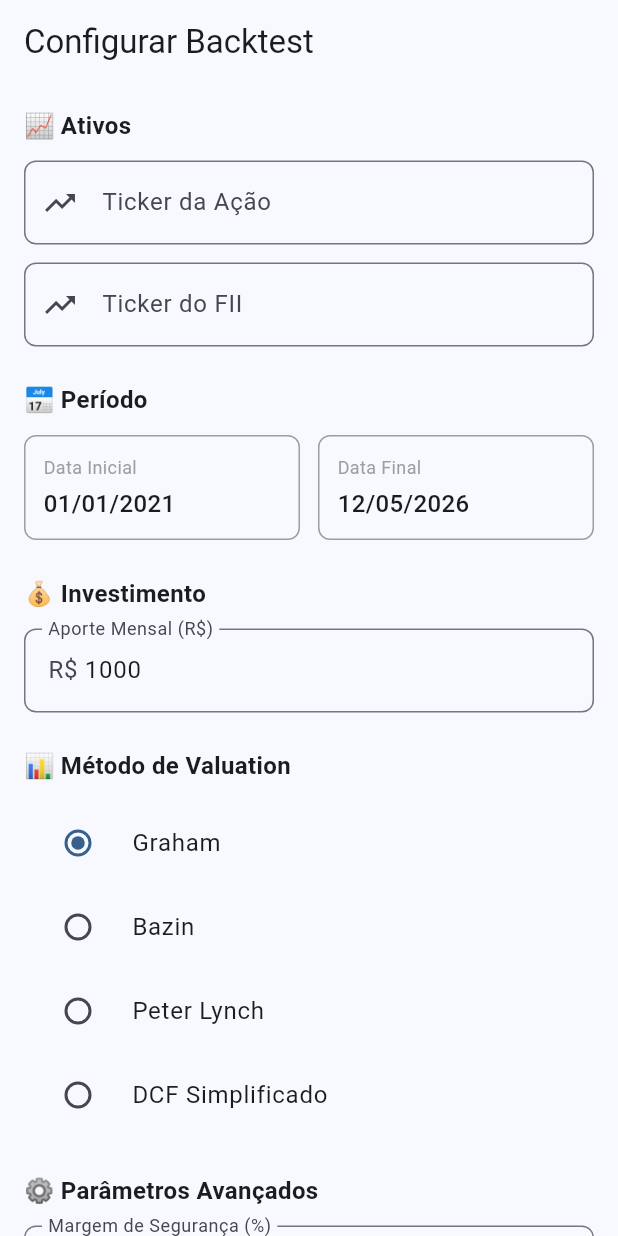
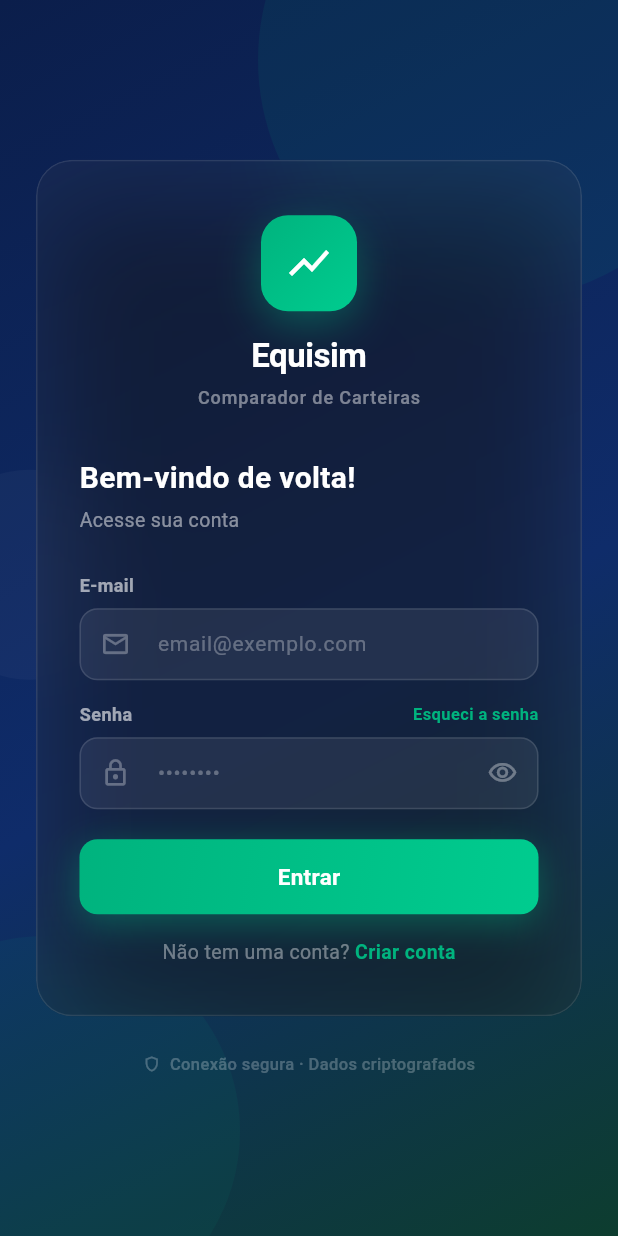
Before and after one commit to tavinskrt/equisim, a Flutter app: the screen it shows after launch, on a phone screen of 412 x 824 dp. Run offline on Flutter 3.47's test engine with Material 3 defaults, Android fonts, the phone set to English and light mode, and no system bars; our stand-ins replace flutter_dotenv.

Commit message:
Criação de tela inicial de login e alteração do nome do projeto
- Foi criada uma tela de login para o sistema que será implementado em Firebase.
- O nome do projeto agora é Equisim.

```diff
--- /dev/null
+++ b/lib/controllers/login_controller.dart
@@ -0,0 +1,27 @@
+import 'package:flutter/material.dart';
+
+class LoginController extends ChangeNotifier {
+  String email = '';
+  String password = '';
+  bool showPassword = false;
+
+  void setEmail(String value) {
+    email = value;
+    notifyListeners();
+  }
+
+  void setPassword(String value) {
+    password = value;
+    notifyListeners();
+  }
+
+  void toggleShowPassword() {
+    showPassword = !showPassword;
+    notifyListeners();
+  }
+
+  Future<void> login() async {
+    debugPrint('Tentativa de login com o e-mail: $email');
+  }
+
+}
--- a/lib/main.dart
+++ b/lib/main.dart
@@ -3,7 +3,8 @@ import 'package:flutter_dotenv/flutter_dotenv.dart';
 import 'package:provider/provider.dart';
 import 'controllers/stock_controller.dart';
 import 'controllers/backtest_controller.dart';
-import 'views/backtest_input_page.dart';
+import 'controllers/login_controller.dart';
+import 'views/login_page.dart';
 
 
 Future<void> main() async {
@@ -29,14 +30,15 @@ class MyApp extends StatelessWidget {
       providers: [
         ChangeNotifierProvider(create: (_) => StockController()),
         ChangeNotifierProvider(create: (_) => BacktestController()),
+        ChangeNotifierProvider(create: (_) => LoginController()),
       ],
       child: MaterialApp(
-        title: 'Simulainvest',
+        title: 'Equisim',
         debugShowCheckedModeBanner: false,
         theme: ThemeData(
           colorScheme: ColorScheme.fromSeed(seedColor: Colors.blue),
         ),
-        home: const BacktestInputPage(),
+        home: const LoginPage(),
       ),
     );
   }
--- /dev/null
+++ b/lib/views/login_page.dart
@@ -0,0 +1,376 @@
+import 'package:flutter/material.dart';
+import 'package:provider/provider.dart';
+import 'dart:ui';
+import '../controllers/login_controller.dart';
+
+class LoginPage extends StatelessWidget {
+  const LoginPage({super.key});
+
+  @override
+  Widget build(BuildContext context) {
+    return ChangeNotifierProvider(
+      create: (_) => LoginController(),
+      child: const _LoginScreenContent(),
+    );
+  }
+}
+
+class _LoginScreenContent extends StatelessWidget {
+  const _LoginScreenContent();
+
+  @override
+  Widget build(BuildContext context) {
+    final controller = Provider.of<LoginController>(context);
+
+    return Scaffold(
+      body: Container(
+        width: double.infinity,
+        decoration: const BoxDecoration(
+          gradient: LinearGradient(
+            begin: Alignment.topLeft,
+            end: Alignment.bottomRight,
+            colors: [
+              Color(0xFF0B1E4B),
+              Color(0xFF0F2C6A),
+              Color(0xFF0D3D2F),
+            ],
+            stops: [0.0, 0.55, 1.0],
+          ),
+        ),
+        child: Stack(
+          children: [
+            /// Decorações geométricas de fundo
+            Positioned(
+              top: -120,
+              right: -80,
+              child: Container(
+                width: 320,
+                height: 320,
+                decoration: BoxDecoration(
+                  shape: BoxShape.circle,
+                  color: const Color(0xFF00B37E).withValues(alpha: 0.08),
+                ),
+              ),
+            ),
+            Positioned(
+              bottom: -60,
+              left: -100,
+              child: Container(
+                width: 260,
+                height: 260,
+                decoration: BoxDecoration(
+                  shape: BoxShape.circle,
+                  color: const Color(0xFF00B37E).withValues(alpha: 0.06),
+                ),
+              ),
+            ),
+            Positioned(
+              top: MediaQuery.of(context).size.height * 0.38,
+              left: -50,
+              child: Container(
+                width: 140,
+                height: 140,
+                decoration: BoxDecoration(
+                  shape: BoxShape.circle,
+                  color: Colors.white.withValues(alpha: 0.03),
+                ),
+              ),
+            ),
+
+            /// Conteúdo principal
+            SafeArea(
+              child: Center(
+                child: SingleChildScrollView(
+                  padding: const EdgeInsets.symmetric(horizontal: 24.0),
+                  child: Column(
+                    mainAxisAlignment: MainAxisAlignment.center,
+                    children: [
+                      ClipRRect(
+                        borderRadius: BorderRadius.circular(24),
+                        child: BackdropFilter(
+                          filter: ImageFilter.blur(sigmaX: 24, sigmaY: 24),
+                          child: Container(
+                            width: double.infinity,
+                            padding: const EdgeInsets.only(top: 36, left: 28, right: 28, bottom: 32),
+                            decoration: BoxDecoration(
+                              color: Colors.white.withValues(alpha: 0.04),
+                              borderRadius: BorderRadius.circular(24),
+                              border: Border.all(color: Colors.white.withValues(alpha: 0.1)),
+                              boxShadow: const [
+                                BoxShadow(
+                                  color: Colors.black45,
+                                  blurRadius: 64,
+                                  offset: Offset(0, 24),
+                                )
+                              ],
+                            ),
+                            child: Column(
+                              crossAxisAlignment: CrossAxisAlignment.stretch,
+                              children: [
+                                /// Logo
+                                Column(
+                                  children: [
+                                    Container(
+                                      width: 64,
+                                      height: 64,
+                                      decoration: BoxDecoration(
+                                        borderRadius: BorderRadius.circular(18),
+                                        gradient: const LinearGradient(
+                                          begin: Alignment.topLeft,
+                                          end: Alignment.bottomRight,
+                                          colors: [Color(0xFF00B37E), Color(0xFF00CC8F)],
+                                        ),
+                                        boxShadow: [
+                                          BoxShadow(
+                                            color: const Color(0xFF00B37E).withValues(alpha: 0.4),
+                                            blurRadius: 24,
+                                            offset: const Offset(0, 8),
+                                          ),
+                                        ],
+                                      ),
+                                      child: const Icon(Icons.show_chart, color: Colors.white, size: 32),
+                                    ),
+                                    const SizedBox(height: 14),
+                                    const Text(
+                                      'Equisim',
+                                      style: TextStyle(
+                                        fontSize: 22,
+                                        fontWeight: FontWeight.bold,
+                                        color: Colors.white,
+                                        letterSpacing: -0.3,
+                                      ),
+                                    ),
+                                    const SizedBox(height: 4),
+                                    Text(
+                                      'Comparador de Carteiras',
+                                      style: TextStyle(
+                                        fontSize: 12,
+                                        color: Colors.white.withValues(alpha: 0.45),
+                                        fontWeight: FontWeight.w500,
+                                        letterSpacing: 0.6,
+                                      ),
+                                    ),
+                                  ],
+                                ),
+                                const SizedBox(height: 32),
+
+                                /// Bem-vindo de volta
+                                const Text(
+                                  'Bem-vindo de volta!',
+                                  style: TextStyle(
+                                    fontSize: 20,
+                                    fontWeight: FontWeight.bold,
+                                    color: Colors.white,
+                                    height: 1.3,
+                                  ),
+                                ),
+                                const SizedBox(height: 6),
+                                Text(
+                                  'Acesse sua conta',
+                                  style: TextStyle(
+                                    fontSize: 13,
+                                    color: Colors.white.withValues(alpha: 0.5),
+                                    height: 1.5,
+                                  ),
+                                ),
+                                const SizedBox(height: 24),
+
+                                /// Campo do e-mail
+                                Text(
+                                  'E-mail',
+                                  style: TextStyle(
+                                    fontSize: 12,
+                                    fontWeight: FontWeight.w600,
+                                    color: Colors.white.withValues(alpha: 0.6),
+                                    letterSpacing: 0.3,
+                                  ),
+                                ),
+                                const SizedBox(height: 7),
+                                TextField(
+                                  onChanged: controller.setEmail,
+                                  style: const TextStyle(color: Colors.white, fontSize: 14),
+                                  keyboardType: TextInputType.emailAddress,
+                                  decoration: InputDecoration(
+                                    hintText: 'email@exemplo.com',
+                                    hintStyle: TextStyle(color: Colors.white.withValues(alpha: 0.3)),
+                                    prefixIcon: Icon(Icons.email_outlined, color: Colors.white.withValues(alpha: 0.3), size: 20),
+                                    filled: true,
+                                    fillColor: Colors.white.withValues(alpha: 0.07),
+                                    contentPadding: const EdgeInsets.symmetric(vertical: 13, horizontal: 14),
+                                    border: OutlineInputBorder(
+                                      borderRadius: BorderRadius.circular(12),
+                                      borderSide: BorderSide(color: Colors.white.withValues(alpha: 0.12)),
+                                    ),
+                                    enabledBorder: OutlineInputBorder(
+                                      borderRadius: BorderRadius.circular(12),
+                                      borderSide: BorderSide(color: Colors.white.withValues(alpha: 0.12)),
+                                    ),
+                                    focusedBorder: OutlineInputBorder(
+                                      borderRadius: BorderRadius.circular(12),
+                                      borderSide: BorderSide(color: const Color(0xFF00B37E).withValues(alpha: 0.6)),
+                                    ),
+                                  ),
+                                ),
+                                const SizedBox(height: 14),
+
+                                /// Campo da senha
+                                Row(
+                                  mainAxisAlignment: MainAxisAlignment.spaceBetween,
+                                  children: [
+                                    Text(
+                                      'Senha',
+                                      style: TextStyle(
+                                        fontSize: 12,
+                                        fontWeight: FontWeight.w600,
+                                        color: Colors.white.withValues(alpha: 0.6),
+                                        letterSpacing: 0.3,
+                                      ),
+                                    ),
+                                    GestureDetector(
+                                      onTap: () {},
+                                      child: const Text(
+                                        'Esqueci a senha',
+                                        style: TextStyle(
+                                          fontSize: 11,
+                                          fontWeight: FontWeight.w600,
+                                          color: Color(0xFF00B37E),
+                                        ),
+                                      ),
+                                    ),
+                                  ],
+                                ),
+                                const SizedBox(height: 7),
+                                TextField(
+                                  onChanged: controller.setPassword,
+                                  obscureText: !controller.showPassword,
+                                  style: const TextStyle(color: Colors.white, fontSize: 14),
+                                  decoration: InputDecoration(
+                                    hintText: '••••••••',
+                                    hintStyle: TextStyle(color: Colors.white.withValues(alpha: 0.3)),
+                                    prefixIcon: Icon(Icons.lock_outline, color: Colors.white.withValues(alpha: 0.3), size: 20),
+                                    suffixIcon: IconButton(
+                                      icon: Icon(
+                                        controller.showPassword ? Icons.visibility_off_outlined : Icons.visibility_outlined,
+                                        color: Colors.white.withValues(alpha: 0.35),
+                                        size: 20,
+                                      ),
+                                      onPressed: controller.toggleShowPassword,
+                                    ),
+                                    filled: true,
+                                    fillColor: Colors.white.withValues(alpha: 0.07),
+                                    contentPadding: const EdgeInsets.symmetric(vertical: 13, horizontal: 14),
+                                    border: OutlineInputBorder(
+                                      borderRadius: BorderRadius.circular(12),
+                                      borderSide: BorderSide(color: Colors.white.withValues(alpha: 0.12)),
+                                    ),
+                                    enabledBorder: OutlineInputBorder(
+                                      borderRadius: BorderRadius.circular(12),
+                                      borderSide: BorderSide(color: Colors.white.withValues(alpha: 0.12)),
+                                    ),
+                                    focusedBorder: OutlineInputBorder(
+                                      borderRadius: BorderRadius.circular(12),
+                                      borderSide: BorderSide(color: const Color(0xFF00B37E).withValues(alpha: 0.6)),
+                                    ),
+                                  ),
+                                ),
+                                const SizedBox(height: 20),
+
+                                /// Botão de login
+                                Container(
+                                  width: double.infinity,
+                                  height: 50,
+                                  decoration: BoxDecoration(
+                                    gradient: const LinearGradient(
+                                      begin: Alignment.topLeft,
+                                      end: Alignment.bottomRight,
+                                      colors: [Color(0xFF00B37E), Color(0xFF00CC8F)],
+                                    ),
+                                    borderRadius: BorderRadius.circular(12),
+                                    boxShadow: [
+                                      BoxShadow(
+                                        color: const Color(0xFF00B37E).withValues(alpha: 0.4),
+                                        blurRadius: 20,
+                                        offset: const Offset(0, 6),
+                                      ),
+                                    ],
+                                  ),
+                                  child: ElevatedButton(
+                                    onPressed: () => controller.login(),
+                                    style: ElevatedButton.styleFrom(
+                                      backgroundColor: Colors.transparent,
+                                      shadowColor: Colors.transparent,
+                                      shape: RoundedRectangleBorder(
+                                        borderRadius: BorderRadius.circular(12),
+                                      ),
+                                    ),
+                                    child: const Text(
+                                      'Entrar',
+                                      style: TextStyle(
+                                        fontSize: 15,
+                                        fontWeight: FontWeight.bold,
+                                        color: Colors.white,
+                                        letterSpacing: 0.2,
+                                      ),
+                                    ),
+                                  ),
+                                ),
+                                const SizedBox(height: 16),
+
+                                /// Criar conta
+                                Row(
+                                  mainAxisAlignment: MainAxisAlignment.center,
+                                  children: [
+                                    Text(
+                                      'Não tem uma conta? ',
+                                      style: TextStyle(
+                                        fontSize: 13,
+                                        color: Colors.white.withValues(alpha: 0.4),
+                                      ),
+                                    ),
+                                    GestureDetector(
+                                      onTap: () {},
+                                      child: const Text(
+                                        'Criar conta',
+                                        style: TextStyle(
+                                          fontSize: 13,
+                                          fontWeight: FontWeight.bold,
+                                          color: Color(0xFF00B37E),
+                                        ),
+                                      ),
+                                    ),
+                                  ],
+                                )
+                              ],
+                            ),
+                          ),
+                        ),
+                      ),
+
+                      /// Rodapé
+                      const SizedBox(height: 24),
+                      Row(
+                        mainAxisAlignment: MainAxisAlignment.center,
+                        children: [
+                          Icon(Icons.shield_outlined, size: 12, color: Colors.white.withValues(alpha: 0.25)),
+                          const SizedBox(width: 6),
+                          Text(
+                            'Conexão segura · Dados criptografados',
+                            style: TextStyle(
+                              fontSize: 11,
+                              fontWeight: FontWeight.w500,
+                              color: Colors.white.withValues(alpha: 0.25),
+                            ),
+                          ),
+                        ],
+                      ),
+                    ],
+                  ),
+                ),
+              ),
+            ),
+          ],
+        ),
+      ),
+    );
+  }
+}
--- a/pubspec.yaml
+++ b/pubspec.yaml
@@ -1,4 +1,4 @@
-name: simulainvest
+name: equisim
 description: "A new Flutter project."
 publish_to: 'none' # Remove this line if you wish to publish to pub.dev
 version: 1.0.0+1
```
Also changed, not shown: 20 other files.
